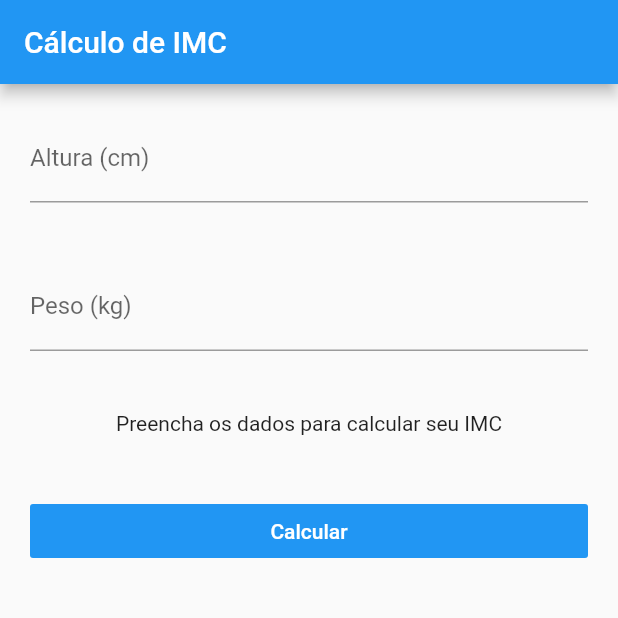
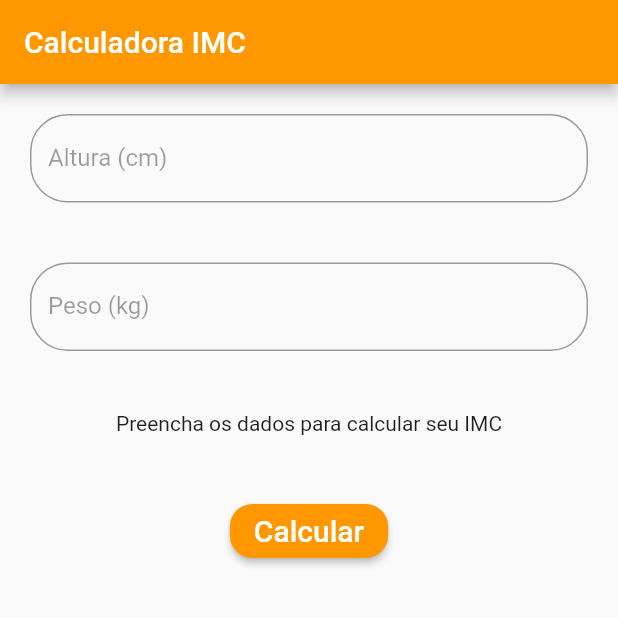
Before and after one commit to gessikaguimaraes/imc, a Flutter app: the screen it shows after launch, on a phone screen of 412 x 824 dp, the top half of it. Run offline on Flutter 3.47's test engine with Material 2 defaults, Android fonts, the phone set to English and light mode, and no system bars; our stand-ins replace flutter_masked_text.

Commit message:
Arrumando Layout

```diff
--- a/lib/blocs/imc_bloc.dart
+++ b/lib/blocs/imc_bloc.dart
@@ -1,8 +1,8 @@
 import 'package:flutter_masked_text/flutter_masked_text.dart';
 
 class ImcBloc {
-  var heightCtrl = new MaskedTextController(mask: '000');
-  var weightCtrl = new MaskedTextController(mask: '000');
+  var heightCtrl = new MaskedTextController(mask: '0.00');
+  var weightCtrl = new MaskedTextController(mask: '00.00');
   var result = "Preencha os dados para calcular seu IMC";
 
   calculate() {
--- a/lib/ui/android/pages/home_page.dart
+++ b/lib/ui/android/pages/home_page.dart
@@ -1,4 +1,5 @@
 import 'package:flutter/material.dart';
+import 'package:flutter/services.dart';
 import 'package:imc/blocs/imc_bloc.dart';
 
 class HomePage extends StatefulWidget {
@@ -8,33 +9,94 @@ class HomePage extends StatefulWidget {
 
 class _HomePageState extends State<HomePage> {
   var bloc = new ImcBloc();
+  FocusNode focusNodeAltura;
+  FocusNode focusNodePeso;
+
+  @override
+  void initState() {
+    super.initState();
+    focusNodeAltura = FocusNode();
+    focusNodePeso = FocusNode();
+  }
+
+  @override
+  void dispose() {
+    focusNodeAltura.dispose();
+    focusNodePeso.dispose();
+    super.dispose();
+  }
 
   @override
   Widget build(BuildContext context) {
     return Scaffold(
       appBar: AppBar(
-        title: Text("Cálculo de IMC"),
+        title: Text("Calculadora IMC"),
+        backgroundColor: Colors.orange,
       ),
-      body: ListView(
+      body: Container(
+        child: Column(
+          // mainAxisAlignment: MainAxisAlignment.center,
           children: <Widget>[
             Padding(
               padding: EdgeInsets.all(20),
               child: TextFormField(
+                focusNode: focusNodeAltura,
+                onTap: () {
+                  setState(() {
+                    FocusScope.of(context).requestFocus(focusNodeAltura);
+                  });
+                },
                 controller: bloc.heightCtrl,
                 decoration: InputDecoration(
+                  //floatingLabelBehavior: FloatingLabelBehavior.never,
                   labelText: "Altura (cm)",
+                  labelStyle: TextStyle(
+                    color: focusNodeAltura.hasFocus
+                        ? Colors.orange
+                        : Colors.black38,
+                  ),
+                  focusedBorder: OutlineInputBorder(
+                    borderRadius: BorderRadius.circular(25.0),
+                    borderSide: BorderSide(color: Colors.orange),
+                  ),
+                  border: OutlineInputBorder(
+                    borderRadius: BorderRadius.circular(25.0),
+                    borderSide: BorderSide(),
+                  ),
                 ),
                 keyboardType: TextInputType.number,
+                cursorColor: Colors.orange,
               ),
             ),
             Padding(
               padding: EdgeInsets.all(20),
               child: TextFormField(
+                focusNode: focusNodePeso,
+                onTap: () {
+                  setState(() {
+                    FocusScope.of(context).requestFocus(focusNodePeso);
+                  });
+                },
                 controller: bloc.weightCtrl,
                 decoration: InputDecoration(
                   labelText: "Peso (kg)",
+                  labelStyle: TextStyle(
+                    color:
+                        focusNodePeso.hasFocus ? Colors.orange : Colors.black38,
+                  ),
+                  focusedBorder: OutlineInputBorder(
+                    borderRadius: BorderRadius.circular(25.0),
+                    borderSide: BorderSide(color: Colors.orange),
+                  ),
+                  border: OutlineInputBorder(
+                    borderRadius: BorderRadius.circular(25.0),
+                    borderSide: BorderSide(
+                      color: Colors.orange,
+                    ),
+                  ),
                 ),
                 keyboardType: TextInputType.number,
+                cursorColor: Colors.orange,
               ),
             ),
             Padding(
@@ -46,21 +108,32 @@ class _HomePageState extends State<HomePage> {
             ),
             Padding(
               padding: EdgeInsets.all(20),
-            child: FlatButton(
+              child: RaisedButton(
                 onPressed: () {
                   setState(() {
                     bloc.calculate();
                   });
+                  /* Navigator.push(
+                    context,
+                    MaterialPageRoute(builder: (context) => ResultadoPage()),
+                  ); */
                 },
-              color: Theme.of(context).primaryColor,
+                shape: RoundedRectangleBorder(
+                  borderRadius: new BorderRadius.circular(15.0),
+                ),
+                color: Colors.orange,
                 child: Text(
                   "Calcular",
-                style: TextStyle(color: Colors.white),
+                  style: TextStyle(
+                    color: Colors.white,
+                    fontSize: 20,
+                  ),
                 ),
               ),
             ),
           ],
         ),
+      ),
     );
   }
 }
```
Also changed, not shown: lib/ui/android/pages/resultado_page.dart (added, +35 -0 lines). Lines whose indentation alone changed are shown as unchanged.
